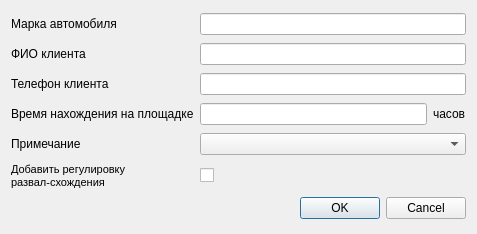
The window that order_details.ui (nio-kun/timetable) describes before a commit, drawn with Qt 5.
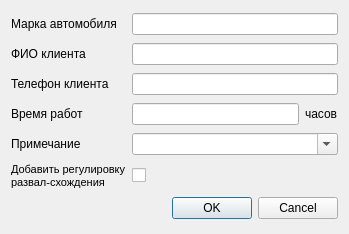
The same window after the commit.

```diff
--- a/order_details.ui
+++ b/order_details.ui
@@ -6,7 +6,7 @@
    <rect>
     <x>0</x>
     <y>0</y>
-    <width>477</width>
+    <width>349</width>
     <height>234</height>
    </rect>
   </property>
@@ -51,7 +51,7 @@
    <item row="3" column="0" colspan="2">
     <widget class="QLabel" name="label_4">
      <property name="text">
-      <string>Время нахождения на площадке</string>
+      <string>Время работ</string>
      </property>
     </widget>
    </item>
@@ -106,7 +106,11 @@
     </widget>
    </item>
    <item row="4" column="2" colspan="2">
-    <widget class="QComboBox" name="comboBox"/>
+    <widget class="QComboBox" name="comboBox">
+     <property name="editable">
+      <bool>true</bool>
+     </property>
+    </widget>
    </item>
   </layout>
  </widget>
```
